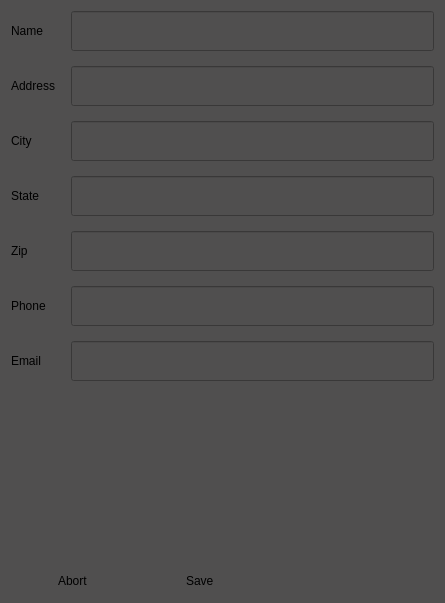
Above: ui_files/designer_files/new_customer.ui from winterautollc/OpenAutoLite before the change. Below: the same form after it.
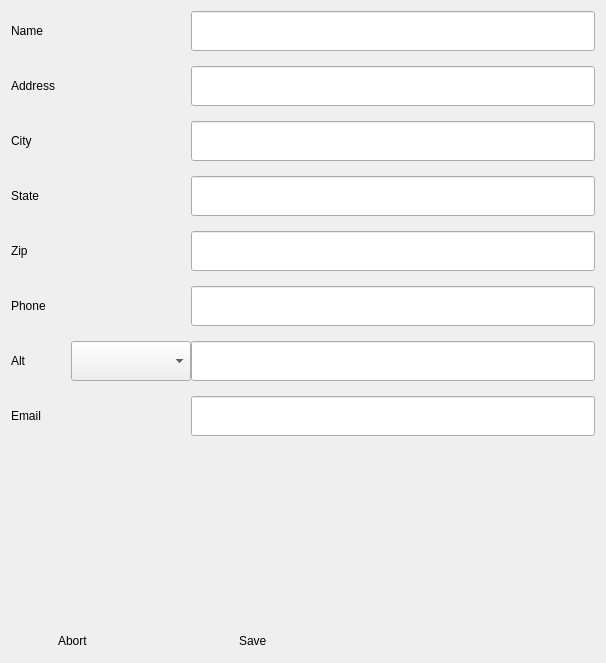
That is the form after the change. Icons and pictures are not drawn.

The edit to the form file:
```diff
--- a/ui_files/designer_files/new_customer.ui
+++ b/ui_files/designer_files/new_customer.ui
@@ -6,12 +6,12 @@
    <rect>
     <x>0</x>
     <y>0</y>
-    <width>445</width>
-    <height>603</height>
+    <width>606</width>
+    <height>663</height>
    </rect>
   </property>
   <property name="windowTitle">
-   <string>New Customer</string>
+   <string>Edit Customer</string>
   </property>
   <property name="windowIcon">
    <iconset>
@@ -19,7 +19,7 @@
     <normalon>Images/winter_auto.png</normalon>Images/winter_auto.png</iconset>
   </property>
   <property name="styleSheet">
-   <string notr="true">background-color: #504F4F;</string>
+   <string notr="true"/>
   </property>
   <layout class="QFormLayout" name="formLayout">
    <item row="0" column="0" colspan="2">
@@ -39,6 +39,89 @@
      <property name="verticalSpacing">
       <number>15</number>
      </property>
+     <item row="1" column="3">
+      <widget class="QLineEdit" name="address_line">
+       <property name="minimumSize">
+        <size>
+         <width>0</width>
+         <height>40</height>
+        </size>
+       </property>
+       <property name="maximumSize">
+        <size>
+         <width>16777215</width>
+         <height>16777215</height>
+        </size>
+       </property>
+       <property name="font">
+        <font>
+         <pointsize>14</pointsize>
+        </font>
+       </property>
+       <property name="styleSheet">
+        <string notr="true">color: white;</string>
+       </property>
+       <property name="alignment">
+        <set>Qt::AlignCenter</set>
+       </property>
+      </widget>
+     </item>
+     <item row="5" column="0">
+      <widget class="QLabel" name="phone_label">
+       <property name="text">
+        <string>Phone</string>
+       </property>
+      </widget>
+     </item>
+     <item row="7" column="3">
+      <widget class="QLineEdit" name="email_line">
+       <property name="minimumSize">
+        <size>
+         <width>0</width>
+         <height>40</height>
+        </size>
+       </property>
+       <property name="font">
+        <font>
+         <pointsize>14</pointsize>
+        </font>
+       </property>
+       <property name="styleSheet">
+        <string notr="true">color: white;</string>
+       </property>
+       <property name="alignment">
+        <set>Qt::AlignCenter</set>
+       </property>
+      </widget>
+     </item>
+     <item row="7" column="0">
+      <widget class="QLabel" name="email_label">
+       <property name="text">
+        <string>Email</string>
+       </property>
+      </widget>
+     </item>
+     <item row="3" column="3">
+      <widget class="QLineEdit" name="state_line">
+       <property name="minimumSize">
+        <size>
+         <width>0</width>
+         <height>40</height>
+        </size>
+       </property>
+       <property name="font">
+        <font>
+         <pointsize>14</pointsize>
+        </font>
+       </property>
+       <property name="styleSheet">
+        <string notr="true">color: white;</string>
+       </property>
+       <property name="alignment">
+        <set>Qt::AlignCenter</set>
+       </property>
+      </widget>
+     </item>
      <item row="0" column="0">
       <widget class="QLabel" name="name_label">
        <property name="text">
@@ -46,7 +129,7 @@
        </property>
       </widget>
      </item>
-     <item row="0" column="1">
+     <item row="0" column="3">
       <widget class="QLineEdit" name="lineEdit">
        <property name="minimumSize">
         <size>
@@ -67,6 +150,13 @@
        </property>
       </widget>
      </item>
+     <item row="2" column="0">
+      <widget class="QLabel" name="city_label">
+       <property name="text">
+        <string>City</string>
+       </property>
+      </widget>
+     </item>
      <item row="1" column="0">
       <widget class="QLabel" name="address_label">
        <property name="minimumSize">
@@ -83,18 +173,33 @@
        </property>
       </widget>
      </item>
-     <item row="1" column="1">
-      <widget class="QLineEdit" name="address_line">
+     <item row="4" column="3">
+      <widget class="QLineEdit" name="zipcode_line">
        <property name="minimumSize">
         <size>
          <width>0</width>
          <height>40</height>
         </size>
        </property>
-       <property name="maximumSize">
+       <property name="font">
+        <font>
+         <pointsize>14</pointsize>
+        </font>
+       </property>
+       <property name="styleSheet">
+        <string notr="true">color: white;</string>
+       </property>
+       <property name="alignment">
+        <set>Qt::AlignCenter</set>
+       </property>
+      </widget>
+     </item>
+     <item row="5" column="3">
+      <widget class="QLineEdit" name="phone_line">
+       <property name="minimumSize">
         <size>
-         <width>16777215</width>
-         <height>16777215</height>
+         <width>0</width>
+         <height>40</height>
         </size>
        </property>
        <property name="font">
@@ -110,14 +215,14 @@
        </property>
       </widget>
      </item>
-     <item row="2" column="0">
-      <widget class="QLabel" name="city_label">
+     <item row="6" column="0">
+      <widget class="QLabel" name="alt_label">
        <property name="text">
-        <string>City</string>
+        <string>Alt</string>
        </property>
       </widget>
      </item>
-     <item row="2" column="1">
+     <item row="2" column="3">
       <widget class="QLineEdit" name="city_line">
        <property name="minimumSize">
         <size>
@@ -145,27 +250,6 @@
        </property>
       </widget>
      </item>
-     <item row="3" column="1">
-      <widget class="QLineEdit" name="state_line">
-       <property name="minimumSize">
-        <size>
-         <width>0</width>
-         <height>40</height>
-        </size>
-       </property>
-       <property name="font">
-        <font>
-         <pointsize>14</pointsize>
-        </font>
-       </property>
-       <property name="styleSheet">
-        <string notr="true">color: white;</string>
-       </property>
-       <property name="alignment">
-        <set>Qt::AlignCenter</set>
-       </property>
-      </widget>
-     </item>
      <item row="4" column="0">
       <widget class="QLabel" name="zipcode_label">
        <property name="text">
@@ -173,78 +257,24 @@
        </property>
       </widget>
      </item>
-     <item row="4" column="1">
-      <widget class="QLineEdit" name="zipcode_line">
-       <property name="minimumSize">
-        <size>
-         <width>0</width>
-         <height>40</height>
-        </size>
-       </property>
-       <property name="font">
-        <font>
-         <pointsize>14</pointsize>
-        </font>
-       </property>
-       <property name="styleSheet">
-        <string notr="true">color: white;</string>
-       </property>
-       <property name="alignment">
-        <set>Qt::AlignCenter</set>
-       </property>
-      </widget>
-     </item>
-     <item row="5" column="0">
-      <widget class="QLabel" name="phone_label">
-       <property name="text">
-        <string>Phone</string>
-       </property>
-      </widget>
-     </item>
-     <item row="5" column="1">
-      <widget class="QLineEdit" name="phone_line">
-       <property name="minimumSize">
-        <size>
-         <width>0</width>
-         <height>40</height>
-        </size>
-       </property>
-       <property name="font">
-        <font>
-         <pointsize>14</pointsize>
-        </font>
-       </property>
-       <property name="styleSheet">
-        <string notr="true">color: white;</string>
-       </property>
-       <property name="alignment">
-        <set>Qt::AlignCenter</set>
-       </property>
-      </widget>
-     </item>
-     <item row="6" column="0">
-      <widget class="QLabel" name="email_label">
-       <property name="text">
-        <string>Email</string>
-       </property>
-      </widget>
-     </item>
      <item row="6" column="1">
-      <widget class="QLineEdit" name="email_line">
+      <widget class="QComboBox" name="alt_name">
+       <property name="minimumSize">
+        <size>
+         <width>120</width>
+         <height>40</height>
+        </size>
+       </property>
+      </widget>
+     </item>
+     <item row="6" column="3">
+      <widget class="QLineEdit" name="alt_line">
        <property name="minimumSize">
         <size>
          <width>0</width>
          <height>40</height>
         </size>
        </property>
-       <property name="font">
-        <font>
-         <pointsize>14</pointsize>
-        </font>
-       </property>
-       <property name="styleSheet">
-        <string notr="true">color: white;</string>
-       </property>
        <property name="alignment">
         <set>Qt::AlignCenter</set>
        </property>
@@ -264,7 +294,7 @@
        </property>
        <property name="icon">
         <iconset>
-         <normaloff>Images/Icons/cross.png</normaloff>Images/Icons/cross.png</iconset>
+         <normaloff>../Images/Icons/cross.png</normaloff>../Images/Icons/cross.png</iconset>
        </property>
        <property name="iconSize">
         <size>
@@ -287,7 +317,7 @@
        </property>
        <property name="icon">
         <iconset>
-         <normaloff>Images/Icons/check.png</normaloff>Images/Icons/check.png</iconset>
+         <normaloff>../Images/Icons/check.png</normaloff>../Images/Icons/check.png</iconset>
        </property>
        <property name="iconSize">
         <size>
```
